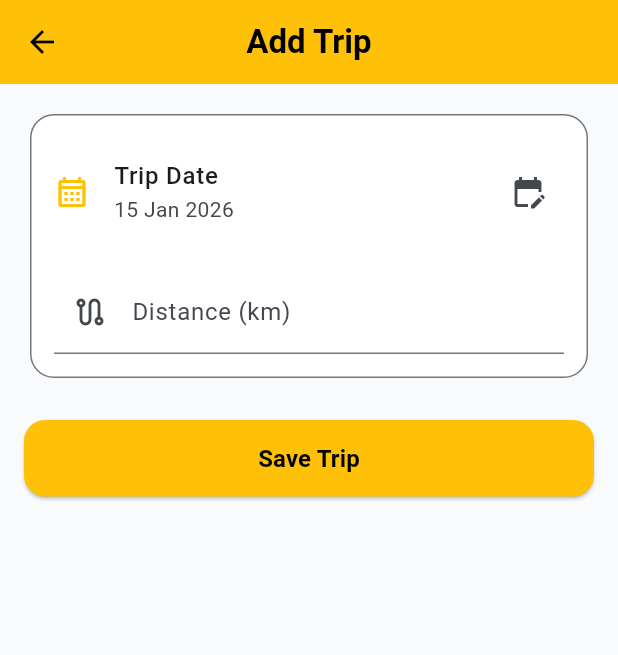
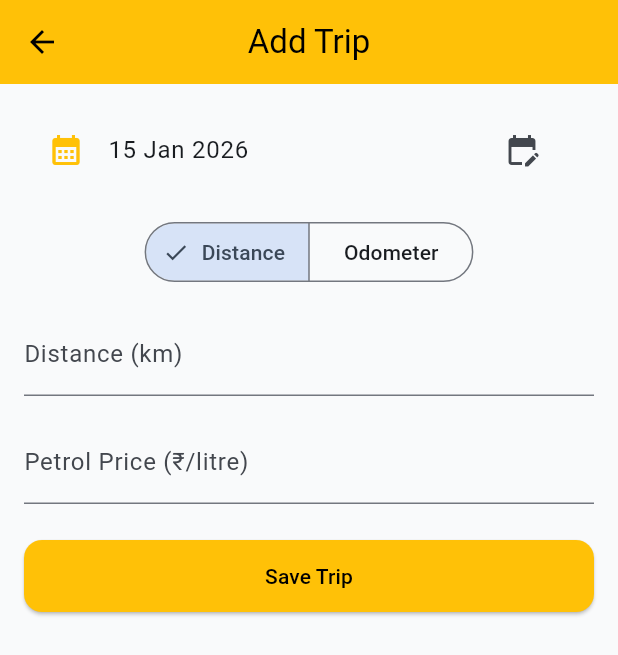
Before and after one commit to harshitgoyal25/MyBike, a Flutter app: the AddTripScreen screen opened directly with empty values, on a phone screen of 412 x 824 dp. Shown: the top 655 px of the screen. Run offline on Flutter 3.47's test engine with Material 3 defaults, Android fonts, the phone set to English and light mode, and no system bars; our stand-ins replace cloud_firestore, firebase_core; accounts and stored records are empty.

Commit message:
v2.0.1: add distance/odometer trip with petrol cost tracking

```diff
--- a/lib/add_trip.dart
+++ b/lib/add_trip.dart
@@ -1,6 +1,11 @@
 import 'package:flutter/material.dart';
 import 'package:cloud_firestore/cloud_firestore.dart';
 import 'package:intl/intl.dart';
+
+import 'models/bike_model.dart';
+import 'trip_calculator.dart';
+
+enum TripInputType { distance, odometer }
 
 class AddTripScreen extends StatefulWidget {
   final String bikeId;
@@ -13,29 +18,88 @@ class AddTripScreen extends StatefulWidget {
 
 class _AddTripScreenState extends State<AddTripScreen> {
   final _formKey = GlobalKey<FormState>();
-  final TextEditingController _distanceController = TextEditingController();
+
+  final _distanceController = TextEditingController();
+  final _odometerController = TextEditingController();
+  final _petrolPriceController = TextEditingController();
 
   DateTime _selectedDate = DateTime.now();
   bool _saving = false;
+
+  TripInputType _inputType = TripInputType.distance;
 
   Future<void> _saveTrip() async {
     if (!_formKey.currentState!.validate()) return;
 
     setState(() => _saving = true);
 
+    try {
+      // 1️⃣ Fetch bike
+      final bikeDoc = await FirebaseFirestore.instance
+          .collection('bikes')
+          .doc(widget.bikeId)
+          .get();
+
+      final bike = Bike.fromMap(bikeDoc.id, bikeDoc.data()!);
+
+      // 2️⃣ Fetch last trip (for odometer)
+      final lastTripSnap = await FirebaseFirestore.instance
+          .collection('bikes')
+          .doc(widget.bikeId)
+          .collection('trips')
+          .orderBy('endOdometer', descending: true)
+          .limit(1)
+          .get();
+
+      final lastOdometer = lastTripSnap.docs.isNotEmpty
+          ? (lastTripSnap.docs.first['endOdometer'] as num).toDouble()
+          : bike.initialOdometer;
+
+      // 3️⃣ Calculate trip
+      final result = calculateTrip(
+        bike: bike,
+        distanceInput: _inputType == TripInputType.distance
+            ? double.parse(_distanceController.text)
+            : null,
+        endOdometerInput: _inputType == TripInputType.odometer
+            ? double.parse(_odometerController.text)
+            : null,
+        lastOdometer: lastOdometer,
+        petrolPrice: double.parse(_petrolPriceController.text),
+      );
+
+      // 4️⃣ Save trip
       await FirebaseFirestore.instance
           .collection('bikes')
           .doc(widget.bikeId)
           .collection('trips')
           .add({
-          'distance': double.parse(_distanceController.text),
         'date': Timestamp.fromDate(_selectedDate),
+        'distance': result.distance,
+        'startOdometer': lastOdometer,
+        'endOdometer': result.endOdometer,
+        'petrolUsed': result.petrolUsed,
+        'petrolPrice': double.parse(_petrolPriceController.text),
+        'moneySpent': result.moneySpent,
         'createdAt': FieldValue.serverTimestamp(),
       });
 
-    setState(() => _saving = false);
+      // 5️⃣ Update bike petrol
+      await FirebaseFirestore.instance
+          .collection('bikes')
+          .doc(widget.bikeId)
+          .update({
+        'currentPetrol': result.updatedPetrol,
+      });
 
       if (mounted) Navigator.pop(context);
+    } catch (e) {
+      ScaffoldMessenger.of(context).showSnackBar(
+        SnackBar(content: Text(e.toString())),
+      );
+    } finally {
+      setState(() => _saving = false);
+    }
   }
 
   Future<void> _pickDate() async {
@@ -54,57 +118,30 @@ class _AddTripScreenState extends State<AddTripScreen> {
   @override
   void dispose() {
     _distanceController.dispose();
+    _odometerController.dispose();
+    _petrolPriceController.dispose();
     super.dispose();
   }
 
   @override
   Widget build(BuildContext context) {
-    final theme = Theme.of(context);
-
     return Scaffold(
-      // 🌞 AMBER APP BAR
       appBar: AppBar(
-        title: const Text(
-          'Add Trip',
-          style: TextStyle(fontWeight: FontWeight.w600),
-        ),
+        title: const Text('Add Trip'),
         backgroundColor: Colors.amber,
         foregroundColor: Colors.black,
-        elevation: 0,
         centerTitle: true,
       ),
-
       body: SingleChildScrollView(
         padding: const EdgeInsets.all(16),
         child: Form(
           key: _formKey,
           child: Column(
             children: [
-              // 🧾 FORM CARD
-              Card(
-                elevation: 0,
-                shape: RoundedRectangleBorder(
-                  borderRadius: BorderRadius.circular(16),
-                  side: BorderSide(color: theme.dividerColor),
-                ),
-                child: Padding(
-                  padding: const EdgeInsets.all(16),
-                  child: Column(
-                    children: [
-                      // 📅 DATE PICKER
+              // 📅 Date
               ListTile(
-                        contentPadding: EdgeInsets.zero,
-                        leading: const Icon(
-                          Icons.calendar_month_outlined,
-                          color: Colors.amber,
-                        ),
-                        title: const Text(
-                          'Trip Date',
-                          style: TextStyle(fontWeight: FontWeight.w500),
-                        ),
-                        subtitle: Text(
-                          DateFormat('dd MMM yyyy').format(_selectedDate),
-                        ),
+                leading: const Icon(Icons.calendar_month, color: Colors.amber),
+                title: Text(DateFormat('dd MMM yyyy').format(_selectedDate)),
                 trailing: IconButton(
                   icon: const Icon(Icons.edit_calendar),
                   onPressed: _pickDate,
@@ -113,61 +150,79 @@ class _AddTripScreenState extends State<AddTripScreen> {
 
               const SizedBox(height: 16),
 
-                      // 📏 DISTANCE
+              // 🔀 Distance / Odometer Toggle
+              SegmentedButton<TripInputType>(
+                segments: const [
+                  ButtonSegment(
+                    value: TripInputType.distance,
+                    label: Text('Distance'),
+                  ),
+                  ButtonSegment(
+                    value: TripInputType.odometer,
+                    label: Text('Odometer'),
+                  ),
+                ],
+                selected: {_inputType},
+                onSelectionChanged: (v) {
+                  setState(() => _inputType = v.first);
+                },
+              ),
+
+              const SizedBox(height: 16),
+
+              // 📏 Distance OR Odometer input
+              if (_inputType == TripInputType.distance)
                 TextFormField(
                   controller: _distanceController,
                   keyboardType: TextInputType.number,
-                        decoration: const InputDecoration(
-                          labelText: 'Distance (km)',
-                          hintText: '25.5',
-                          prefixIcon: Icon(Icons.route_outlined),
+                  decoration:
+                      const InputDecoration(labelText: 'Distance (km)'),
+                  validator: (v) =>
+                      v == null || double.tryParse(v) == null
+                          ? 'Enter valid distance'
+                          : null,
+                )
+              else
+                TextFormField(
+                  controller: _odometerController,
+                  keyboardType: TextInputType.number,
+                  decoration:
+                      const InputDecoration(labelText: 'End Odometer (km)'),
+                  validator: (v) =>
+                      v == null || double.tryParse(v) == null
+                          ? 'Enter valid odometer'
+                          : null,
                 ),
-                        validator: (value) {
-                          if (value == null || value.isEmpty) {
-                            return 'Required';
-                          }
-                          if (double.tryParse(value) == null) {
-                            return 'Enter a valid number';
-                          }
-                          return null;
-                        },
-                      ),
-                    ],
-                  ),
-                ),
+
+              const SizedBox(height: 16),
+
+              // 💰 Petrol Price
+              TextFormField(
+                controller: _petrolPriceController,
+                keyboardType: TextInputType.number,
+                decoration:
+                    const InputDecoration(labelText: 'Petrol Price (₹/litre)'),
+                validator: (v) =>
+                    v == null || double.tryParse(v) == null
+                        ? 'Enter valid price'
+                        : null,
               ),
 
               const SizedBox(height: 24),
 
-              // 💾 SAVE BUTTON
+              // 💾 Save
               SizedBox(
                 width: double.infinity,
                 child: ElevatedButton(
+                  onPressed: _saving ? null : _saveTrip,
                   style: ElevatedButton.styleFrom(
                     backgroundColor: Colors.amber,
                     foregroundColor: Colors.black,
                     padding: const EdgeInsets.symmetric(vertical: 14),
-                    shape: RoundedRectangleBorder(
-                      borderRadius: BorderRadius.circular(14),
                   ),
-                  ),
-                  onPressed: _saving ? null : _saveTrip,
                   child: _saving
-                      ? const SizedBox(
-                          height: 22,
-                          width: 22,
-                          child: CircularProgressIndicator(
-                            strokeWidth: 2,
-                            color: Colors.black,
-                          ),
-                        )
-                      : const Text(
-                          'Save Trip',
-                          style: TextStyle(
-                            fontSize: 16,
-                            fontWeight: FontWeight.w600,
-                          ),
-                        ),
+                      ? const CircularProgressIndicator(color: Colors.black)
+                      : const Text('Save Trip'),
                 ),
               ),
             ],
--- /dev/null
+++ b/lib/trip_calculator.dart
@@ -0,0 +1,64 @@
+import 'models/bike_model.dart';
+
+class TripCalculationResult {
+  final double distance;
+  final double petrolUsed;
+  final double moneySpent;
+  final double updatedPetrol;
+  final double endOdometer;
+
+  TripCalculationResult({
+    required this.distance,
+    required this.petrolUsed,
+    required this.moneySpent,
+    required this.updatedPetrol,
+    required this.endOdometer,
+  });
+}
+
+TripCalculationResult calculateTrip({
+  required Bike bike,
+  double? distanceInput,
+  double? endOdometerInput,
+  required double lastOdometer,
+  required double petrolPrice,
+}) {
+  late double distance;
+  late double endOdometer;
+
+  // 1️⃣ Decide distance
+  if (distanceInput != null) {
+    distance = distanceInput;
+    endOdometer = lastOdometer + distance;
+  } else if (endOdometerInput != null) {
+    endOdometer = endOdometerInput;
+    distance = endOdometer - lastOdometer;
+  } else {
+    throw Exception("Either distance or odometer is required");
+  }
+
+  if (distance <= 0) {
+    throw Exception("Invalid distance calculated");
+  }
+
+  // 2️⃣ Petrol calculation
+  final petrolUsed = distance / bike.mileage;
+
+  // 3️⃣ Money calculation
+  final moneySpent = petrolUsed * petrolPrice;
+
+  // 4️⃣ Petrol update
+  final updatedPetrol = bike.currentPetrol - petrolUsed;
+
+  if (updatedPetrol < 0) {
+    throw Exception("Not enough petrol in bike");
+  }
+
+  return TripCalculationResult(
+    distance: distance,
+    petrolUsed: petrolUsed,
+    moneySpent: moneySpent,
+    updatedPetrol: updatedPetrol,
+    endOdometer: endOdometer,
+  );
+}
```
Lines whose indentation alone changed are shown as unchanged.
